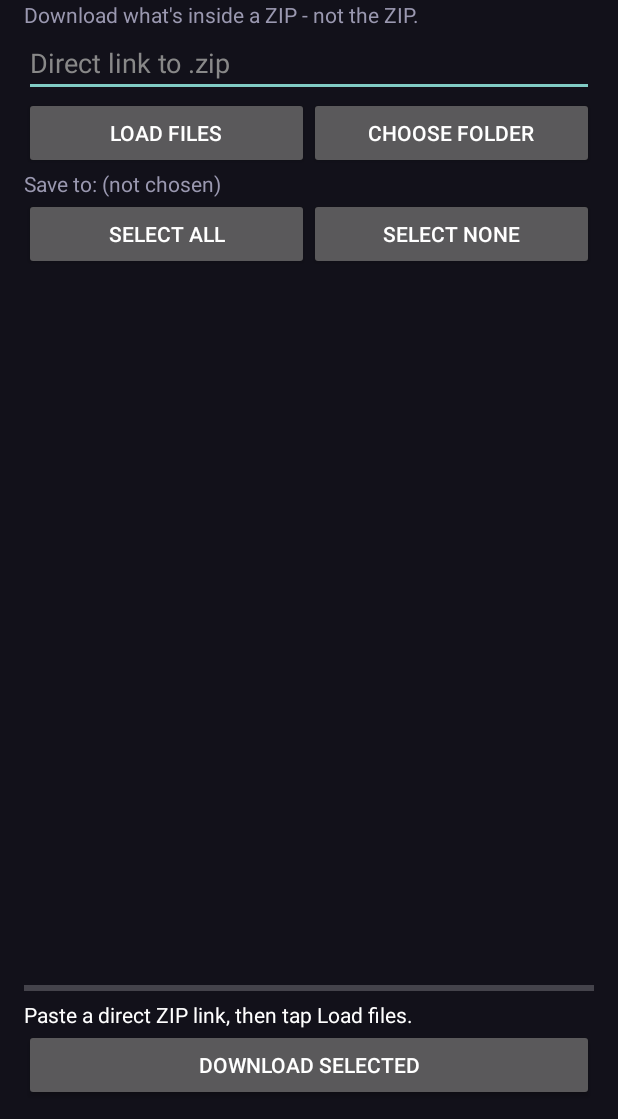
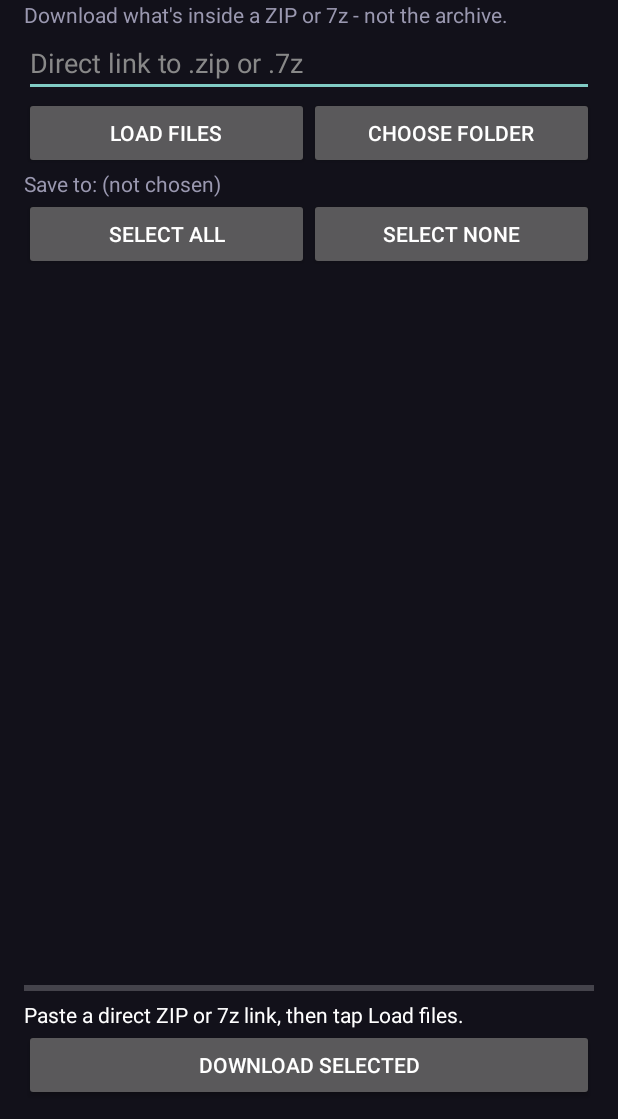
Before and after one commit to Adnan8308/ZipPull, an Android app: the screen it shows after launch (MainActivity), on a phone screen of 412 x 824 dp, the part 117-1236 px from its top. Run offline under Robolectric (Android 15) with nearby library versions, the phone set to English and light mode, and no system bars.

Commit message:
Update text references for 7z support

```diff
--- a/app/src/main/java/com/zippull/MainActivity.kt
+++ b/app/src/main/java/com/zippull/MainActivity.kt
@@ -48,10 +48,10 @@ class MainActivity : Activity() {
             text = "ZipPull"; textSize = 28f; setTextColor(Color.WHITE); typeface = Typeface.DEFAULT_BOLD
         })
         root.addView(TextView(this).apply {
-            text = "Download what's inside a ZIP - not the ZIP."; setTextColor(muted)
+            text = "Download what's inside a ZIP or 7z - not the archive."; setTextColor(muted)
         })
         urlBox = EditText(this).apply {
-            hint = "Direct link to .zip"; setTextColor(Color.WHITE)
+            hint = "Direct link to .zip or .7z"; setTextColor(Color.WHITE)
             setHintTextColor(Color.GRAY); setSingleLine(true)
         }
         root.addView(urlBox)
@@ -84,7 +84,7 @@ class MainActivity : Activity() {
             max = 1000; progressTintList = ColorStateList.valueOf(accent)
         }
         root.addView(bar)
-        info = TextView(this).apply { setTextColor(Color.WHITE); text = "Paste a direct ZIP link, then tap Load files." }
+        info = TextView(this).apply { setTextColor(Color.WHITE); text = "Paste a direct ZIP or 7z link, then tap Load files." }
         root.addView(info)
         goBtn = Button(this).apply { text = "Download selected"; setOnClickListener { start() } }
         root.addView(goBtn)
@@ -110,10 +110,10 @@ class MainActivity : Activity() {
     private fun load() {
         val u = urlBox.text.toString().trim()
         if (u.isEmpty()) return
-        info.text = "Reading ZIP index..."
+        info.text = "Reading archive index..."
         Thread {
             try {
-                val (size, items) = Zip.list(u)
+                val (size, items) = Sz.listAny(u)
                 State.url = u
                 State.zipSize = size
                 val sorted = items.sortedBy { it.name }
@@ -124,10 +124,10 @@ class MainActivity : Activity() {
                         sorted.map { "${it.name}\n${fmt(it.size)}" }
                     )
                     for (i in sorted.indices) list.setItemChecked(i, true)
-                    info.text = "${sorted.size} files, ${fmt(sorted.sumOf { it.size })} extracted (ZIP is ${fmt(size)})"
+                    info.text = "${sorted.size} files, ${fmt(sorted.sumOf { it.size })} extracted (archive is ${fmt(size)})"
                 }
             } catch (t: Throwable) {
-                runOnUiThread { info.text = "Couldn't read ZIP: ${t.message}" }
+                runOnUiThread { info.text = "Couldn't read archive: ${t.message}" }
             }
         }.start()
     }
```
